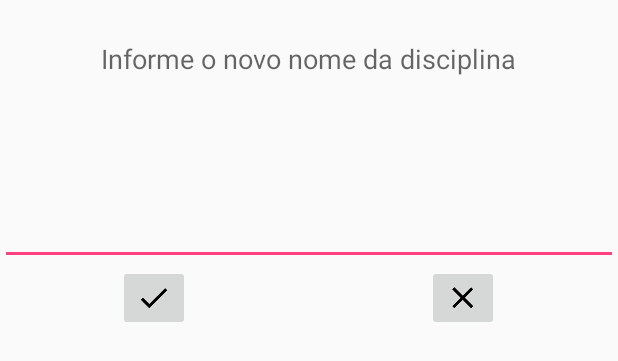
After one commit to EduardoSeguraFornari/Avaliacoes, an Android app: the layout renomear_disciplina.xml on its own in the app's theme, with its tools: preview values and no code run, on a phone screen of 412 x 824 dp. The commit adds this screen. Shown: the top 361 px of the screen. Run offline under Robolectric (Android 15) with nearby library versions, the phone set to English and light mode, and no system bars.

Commit message:
Adicionando funcionalidade renomear disciplina na tela da disciplina

```diff
--- a/app/src/main/java/com/fornari/eduardo/avaliacoes/AvaliacaoActivity.java
+++ b/app/src/main/java/com/fornari/eduardo/avaliacoes/AvaliacaoActivity.java
@@ -162,12 +162,13 @@ public class AvaliacaoActivity extends AppCompatActivity
 
                 String observacao = editTextObservacao.getText().toString();
 
-                Avaliacao avaliacaoAUX = new Avaliacao(tipoAvaliacaoId, data, observacao, disciplinaId);
                 AvaliacaoDAO avaliacaoDAO = new AvaliacaoDAO(this);
 
                 if (avaliacao != null) {
-                    avaliacaoDAO.atualizaAvaliacao(avaliacao.getId(), avaliacaoAUX);
+                    Avaliacao avaliacaoAUX = new Avaliacao(avaliacao.getId(), tipoAvaliacaoId, data, observacao, disciplinaId);
+                    avaliacaoDAO.atualizaAvaliacao(avaliacaoAUX);
                 } else {
+                    Avaliacao avaliacaoAUX = new Avaliacao(tipoAvaliacaoId, data, observacao, disciplinaId);
                     avaliacaoDAO.inserir(avaliacaoAUX);
                 }
 
--- a/app/src/main/java/com/fornari/eduardo/avaliacoes/dao/AvaliacaoDAO.java
+++ b/app/src/main/java/com/fornari/eduardo/avaliacoes/dao/AvaliacaoDAO.java
@@ -133,11 +133,11 @@ public class AvaliacaoDAO {
         return avaliacao;
     }
 
-    public void atualizaAvaliacao(int id, Avaliacao avaliacao) {
+    public void atualizaAvaliacao(Avaliacao avaliacao) {
         DataBase dataBase = new DataBase(context);
         SQLiteDatabase connection = dataBase.getWritableDatabase();
 
-        String where = Avaliacao.AVALIACAO_ID + "=" + id;
+        String where = Avaliacao.AVALIACAO_ID + "=" + avaliacao.getId();
 
         ContentValues valores = new ContentValues();
         valores.put(Avaliacao.AVALIACAO_TIPO_AVALIACAO__ID, avaliacao.getTipoAvaliacaoId());
--- /dev/null
+++ b/app/src/main/res/layout/renomear_disciplina.xml
@@ -0,0 +1,60 @@
+<?xml version="1.0" encoding="utf-8"?>
+<LinearLayout xmlns:android="http://schemas.android.com/apk/res/android"
+    android:layout_width="match_parent" android:layout_height="match_parent"
+    android:orientation="vertical"
+    android:weightSum="1">
+
+    <TextView
+        android:layout_width="wrap_content"
+        android:layout_height="wrap_content"
+        android:textAppearance="?android:attr/textAppearanceMedium"
+        android:text="@string/label_renomear_disciplina"
+        android:id="@+id/textView"
+        android:layout_gravity="center_horizontal"
+        android:layout_marginTop="40px"
+        android:layout_marginBottom="120px"
+        android:paddingLeft="20dp"
+        android:paddingRight="20dp" />
+
+    <EditText
+        android:layout_width="match_parent"
+        android:layout_height="wrap_content"
+        android:id="@+id/editTextRenomearDiciplina" />
+
+    <LinearLayout
+        android:orientation="horizontal"
+        android:layout_width="match_parent"
+        android:layout_height="wrap_content"
+        android:layout_gravity="center_horizontal"
+        android:layout_marginBottom="20px">
+
+        <LinearLayout
+            android:orientation="vertical"
+            android:layout_width="wrap_content"
+            android:layout_height="fill_parent"
+            android:layout_weight="1">
+
+            <ImageButton
+                android:layout_width="wrap_content"
+                android:layout_height="wrap_content"
+                android:id="@+id/imageButton_renomearDisciplina"
+                android:src="@drawable/ic_check_black_24dp"
+                android:layout_gravity="center_horizontal" />
+        </LinearLayout>
+
+        <LinearLayout
+            android:orientation="vertical"
+            android:layout_width="wrap_content"
+            android:layout_height="fill_parent"
+            android:layout_weight="1" >
+
+            <ImageButton
+                android:layout_width="wrap_content"
+                android:layout_height="wrap_content"
+                android:id="@+id/imageButton_cancelarRenomearDisciplina"
+                android:src="@drawable/ic_clear_black_24dp"
+                android:layout_gravity="center_horizontal" />
+        </LinearLayout>
+    </LinearLayout>
+
+</LinearLayout>
--- a/app/src/main/res/menu/disciplina.xml
+++ b/app/src/main/res/menu/disciplina.xml
@@ -2,10 +2,10 @@
 <menu xmlns:android="http://schemas.android.com/apk/res/android"
     xmlns:app="http://schemas.android.com/apk/res-auto">
     <item
-        android:id="@+id/action_editar"
+        android:id="@+id/action_renomear_disciplina"
         android:orderInCategory="100"
         android:icon="@drawable/ic_mode_edit_black_24dp"
-        android:title="@string/action_alterar_nome"
+        android:title="@string/action_renomear"
         app:showAsAction="never" />
 
     <item
--- a/app/src/main/res/values/strings.xml
+++ b/app/src/main/res/values/strings.xml
@@ -14,11 +14,12 @@
     <string name="label_observacao">Observação</string>
     <string name="label_data">Data</string>
     <string name="label_add_tipo_avaliacao">Informe o nome do tipo de avaliação</string>
-    <string name="action_alterar_nome">Alterar nome</string>
+    <string name="action_renomear">Renomear</string>
     <string name="action_salvar">Salvar</string>
     <string name="action_deletar">Deletar</string>
     <string name="action_selecionar">Selecionar</string>
     <string name="label_deletar_avaliacao">Deletar esta avaliação?</string>
     <string name="label_deletar_disciplina">Deletar esta disciplina?</string>
+    <string name="label_renomear_disciplina">Informe o novo nome da disciplina</string>
 
 </resources>
```
Also changed, not shown: app/src/main/java/com/fornari/eduardo/avaliacoes/DisciplinaActivity.java (+42 -0 lines), app/src/main/java/com/fornari/eduardo/avaliacoes/dao/DisciplinaDAO.java (+14 -0 lines), app/src/main/java/com/fornari/eduardo/avaliacoes/model/Avaliacao.java (+16 -5 lines).
